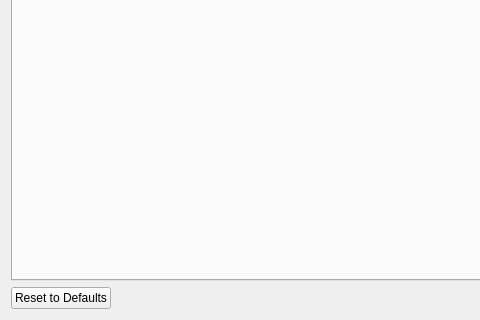
Old version of the form SM/system_settings_new.ui in the repository walmis/VPforce-TelemFFB; both pictures show x 0 to 480 and y 465 to 785 of the 705 by 785 pixel window.
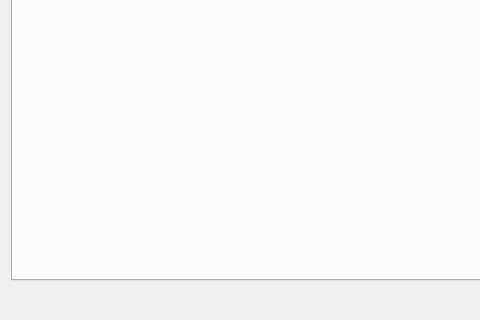
New version of the form. Custom widgets are drawn as their Qt base class.

Commit message:
feat(settings): Add backup/restore system settings to new File menu on settings dialog
Also moves the "reset to default" button inside the new file menu

The edit to the form file:
```diff
--- a/SM/system_settings_new.ui
+++ b/SM/system_settings_new.ui
@@ -22,13 +22,6 @@
   <layout class="QGridLayout" name="gridLayout">
    <item row="1" column="0">
     <layout class="QHBoxLayout" name="horizontalLayout_25">
-     <item>
-      <widget class="QPushButton" name="resetButton">
-       <property name="text">
-        <string>Reset to Defaults</string>
-       </property>
-      </widget>
-     </item>
      <item>
       <widget class="QDialogButtonBox" name="buttonBox">
        <property name="orientation">
```
Left out of the diff: 1 changed line with no effect on the pictures. The commit also changes 4 other files.
